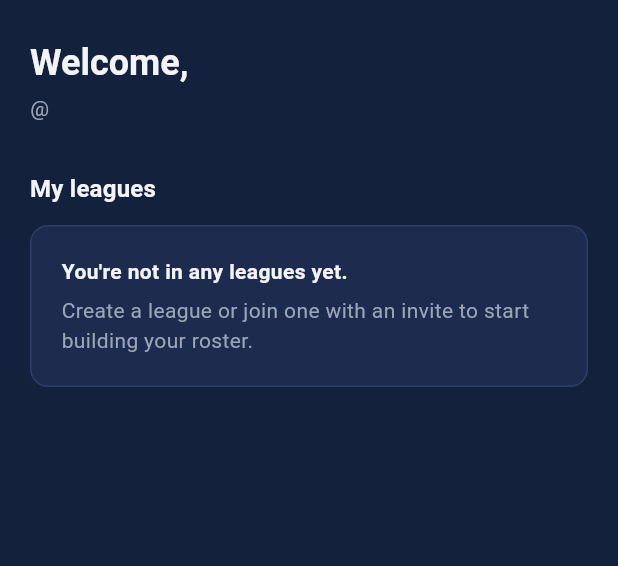
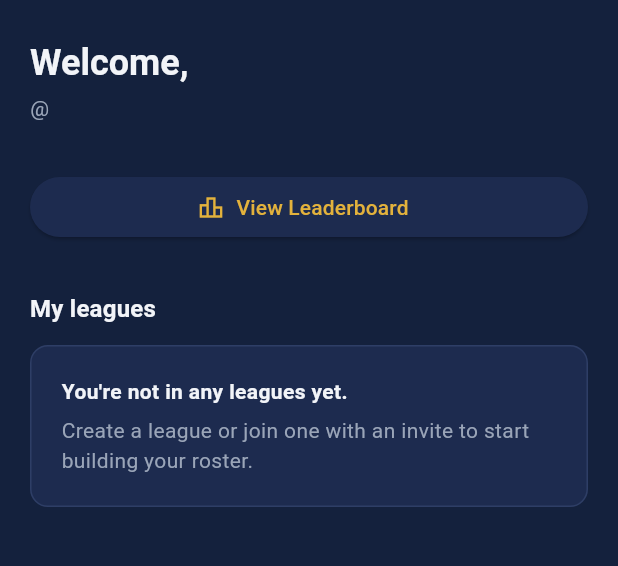
Before and after one commit to cmirandavega/Podium, a Flutter app: the screen it shows once a user with an empty profile is signed in, on a phone screen of 412 x 824 dp, the part 63-629 px from its top. Run offline on Flutter 3.47's test engine with Material 3 defaults, Android fonts, the phone set to English and light mode, and no system bars; our stand-ins replace cloud_firestore, firebase_auth, firebase_core; accounts and stored records are empty.

Commit message:
Add initial leaderboard feature

```diff
--- a/lib/screens/home/home_screen.dart
+++ b/lib/screens/home/home_screen.dart
@@ -1,4 +1,5 @@
 import 'package:flutter/material.dart';
+import '../leaderboard/leaderboard_screen.dart';
 
 import '../../models/app_user.dart';
 import '../../services/auth_service.dart';
@@ -61,8 +62,30 @@ class HomeScreen extends StatelessWidget {
             const SizedBox(height: 4),
             Text('@${user.username}', style: const TextStyle(color: PodiumColors.muted)),
             const SizedBox(height: 32),
-            Text('My leagues', style: text.titleMedium?.copyWith(fontWeight: FontWeight.w600)),
-            const SizedBox(height: 12),
+
+            SizedBox(
+              width: double.infinity,
+              child: ElevatedButton.icon(
+                icon: const Icon(Icons.leaderboard_outlined),
+                label: const Text('View Leaderboard'),
+                onPressed: () {
+                  Navigator.of(context).push(
+                    MaterialPageRoute(
+                      builder: (_) => const LeaderboardScreen(),
+                    ),
+                  );
+                },
+              ),
+            ),
+
+            const SizedBox(height: 32),
+
+            Text(
+              'My leagues',
+              style: text.titleMedium?.copyWith(
+                fontWeight: FontWeight.w600,
+              ),
+            ),const SizedBox(height: 12),
             // Placeholder: the league use case replaces this with the user's leagues.
             Container(
               padding: const EdgeInsets.all(20),
```
Also changed, not shown: lib/models/leaderboard_entry.dart (added, +28 -0 lines), lib/screens/leaderboard/leaderboard_screen.dart (added, +75 -0 lines), lib/services/leaderboard_service.dart (added, +21 -0 lines).
